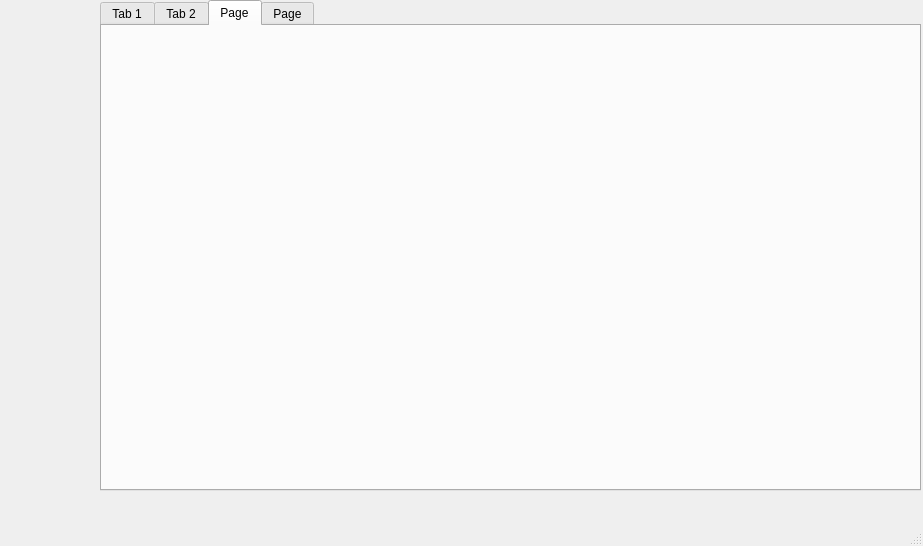
Old version of the form library.ui in the repository gautamsood15/lib_mgmt_system.
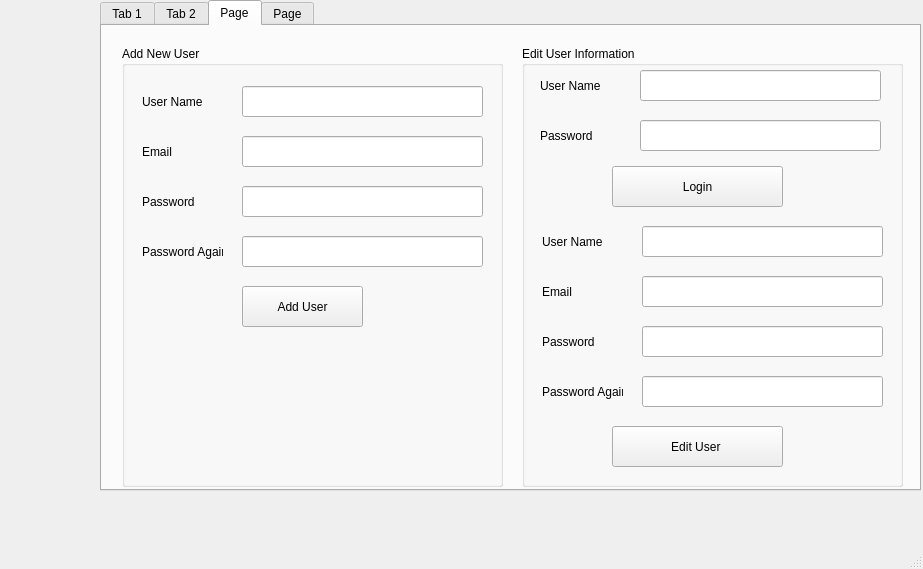
New version of the form. The open tabs and pages were chosen to show the change. Icons and pictures are not drawn.

Commit message: Ädding UI for User Tab

Patch:
```diff
--- a/library.ui
+++ b/library.ui
@@ -7,7 +7,7 @@
     <x>0</x>
     <y>0</y>
     <width>923</width>
-    <height>546</height>
+    <height>569</height>
    </rect>
   </property>
   <property name="windowTitle">
@@ -773,6 +773,273 @@
      <attribute name="title">
       <string>Page</string>
      </attribute>
+     <widget class="QGroupBox" name="groupBox">
+      <property name="geometry">
+       <rect>
+        <x>20</x>
+        <y>20</y>
+        <width>381</width>
+        <height>441</height>
+       </rect>
+      </property>
+      <property name="title">
+       <string>Add New User</string>
+      </property>
+      <property name="flat">
+       <bool>false</bool>
+      </property>
+      <widget class="QLabel" name="label_22">
+       <property name="geometry">
+        <rect>
+         <x>20</x>
+         <y>40</y>
+         <width>71</width>
+         <height>31</height>
+        </rect>
+       </property>
+       <property name="text">
+        <string>User Name</string>
+       </property>
+      </widget>
+      <widget class="QLabel" name="label_23">
+       <property name="geometry">
+        <rect>
+         <x>20</x>
+         <y>140</y>
+         <width>71</width>
+         <height>31</height>
+        </rect>
+       </property>
+       <property name="text">
+        <string>Password</string>
+       </property>
+      </widget>
+      <widget class="QLabel" name="label_24">
+       <property name="geometry">
+        <rect>
+         <x>20</x>
+         <y>190</y>
+         <width>81</width>
+         <height>31</height>
+        </rect>
+       </property>
+       <property name="text">
+        <string>Password Again</string>
+       </property>
+      </widget>
+      <widget class="QLabel" name="label_25">
+       <property name="geometry">
+        <rect>
+         <x>20</x>
+         <y>90</y>
+         <width>71</width>
+         <height>31</height>
+        </rect>
+       </property>
+       <property name="text">
+        <string>Email</string>
+       </property>
+      </widget>
+      <widget class="QLineEdit" name="lineEdit_12">
+       <property name="geometry">
+        <rect>
+         <x>120</x>
+         <y>40</y>
+         <width>241</width>
+         <height>31</height>
+        </rect>
+       </property>
+      </widget>
+      <widget class="QLineEdit" name="lineEdit_13">
+       <property name="geometry">
+        <rect>
+         <x>120</x>
+         <y>90</y>
+         <width>241</width>
+         <height>31</height>
+        </rect>
+       </property>
+      </widget>
+      <widget class="QLineEdit" name="lineEdit_14">
+       <property name="geometry">
+        <rect>
+         <x>120</x>
+         <y>140</y>
+         <width>241</width>
+         <height>31</height>
+        </rect>
+       </property>
+       <property name="echoMode">
+        <enum>QLineEdit::Password</enum>
+       </property>
+      </widget>
+      <widget class="QLineEdit" name="lineEdit_15">
+       <property name="geometry">
+        <rect>
+         <x>120</x>
+         <y>190</y>
+         <width>241</width>
+         <height>31</height>
+        </rect>
+       </property>
+       <property name="echoMode">
+        <enum>QLineEdit::Password</enum>
+       </property>
+      </widget>
+      <widget class="QPushButton" name="pushButton_12">
+       <property name="geometry">
+        <rect>
+         <x>120</x>
+         <y>240</y>
+         <width>121</width>
+         <height>41</height>
+        </rect>
+       </property>
+       <property name="text">
+        <string>Add User</string>
+       </property>
+      </widget>
+     </widget>
+     <widget class="QGroupBox" name="groupBox_2">
+      <property name="geometry">
+       <rect>
+        <x>420</x>
+        <y>20</y>
+        <width>381</width>
+        <height>441</height>
+       </rect>
+      </property>
+      <property name="title">
+       <string>Edit User Information</string>
+      </property>
+      <property name="flat">
+       <bool>false</bool>
+      </property>
+      <widget class="QPushButton" name="pushButton_13">
+       <property name="geometry">
+        <rect>
+         <x>90</x>
+         <y>120</y>
+         <width>171</width>
+         <height>41</height>
+        </rect>
+       </property>
+       <property name="text">
+        <string>Login</string>
+       </property>
+      </widget>
+      <widget class="QLabel" name="label_28">
+       <property name="geometry">
+        <rect>
+         <x>20</x>
+         <y>180</y>
+         <width>71</width>
+         <height>31</height>
+        </rect>
+       </property>
+       <property name="text">
+        <string>User Name</string>
+       </property>
+      </widget>
+      <widget class="QLabel" name="label_29">
+       <property name="geometry">
+        <rect>
+         <x>20</x>
+         <y>330</y>
+         <width>81</width>
+         <height>31</height>
+        </rect>
+       </property>
+       <property name="text">
+        <string>Password Again</string>
+       </property>
+      </widget>
+      <widget class="QPushButton" name="pushButton_14">
+       <property name="geometry">
+        <rect>
+         <x>90</x>
+         <y>380</y>
+         <width>171</width>
+         <height>41</height>
+        </rect>
+       </property>
+       <property name="text">
+        <string>Edit User </string>
+       </property>
+      </widget>
+      <widget class="QLineEdit" name="lineEdit_18">
+       <property name="geometry">
+        <rect>
+         <x>120</x>
+         <y>180</y>
+         <width>241</width>
+         <height>31</height>
+        </rect>
+       </property>
+      </widget>
+      <widget class="QLineEdit" name="lineEdit_19">
+       <property name="geometry">
+        <rect>
+         <x>120</x>
+         <y>280</y>
+         <width>241</width>
+         <height>31</height>
+        </rect>
+       </property>
+       <property name="echoMode">
+        <enum>QLineEdit::Password</enum>
+       </property>
+      </widget>
+      <widget class="QLineEdit" name="lineEdit_20">
+       <property name="geometry">
+        <rect>
+         <x>120</x>
+         <y>230</y>
+         <width>241</width>
+         <height>31</height>
+        </rect>
+       </property>
+      </widget>
+      <widget class="QLineEdit" name="lineEdit_21">
+       <property name="geometry">
+        <rect>
+         <x>120</x>
+         <y>330</y>
+         <width>241</width>
+         <height>31</height>
+        </rect>
+       </property>
+       <property name="echoMode">
+        <enum>QLineEdit::Password</enum>
+       </property>
+      </widget>
+      <widget class="QLabel" name="label_30">
+       <property name="geometry">
+        <rect>
+         <x>20</x>
+         <y>230</y>
+         <width>71</width>
+         <height>31</height>
+        </rect>
+       </property>
+       <property name="text">
+        <string>Email</string>
+       </property>
+      </widget>
+      <widget class="QLabel" name="label_31">
+       <property name="geometry">
+        <rect>
+         <x>20</x>
+         <y>280</y>
+         <width>71</width>
+         <height>31</height>
+        </rect>
+       </property>
+       <property name="text">
+        <string>Password</string>
+       </property>
+      </widget>
+     </widget>
     </widget>
     <widget class="QWidget" name="tab_4">
      <attribute name="title">
@@ -780,6 +1047,55 @@
      </attribute>
     </widget>
    </widget>
+   <widget class="QLabel" name="label_26">
+    <property name="geometry">
+     <rect>
+      <x>540</x>
+      <y>70</y>
+      <width>71</width>
+      <height>31</height>
+     </rect>
+    </property>
+    <property name="text">
+     <string>User Name</string>
+    </property>
+   </widget>
+   <widget class="QLineEdit" name="lineEdit_16">
+    <property name="geometry">
+     <rect>
+      <x>640</x>
+      <y>70</y>
+      <width>241</width>
+      <height>31</height>
+     </rect>
+    </property>
+   </widget>
+   <widget class="QLineEdit" name="lineEdit_17">
+    <property name="geometry">
+     <rect>
+      <x>640</x>
+      <y>120</y>
+      <width>241</width>
+      <height>31</height>
+     </rect>
+    </property>
+    <property name="echoMode">
+     <enum>QLineEdit::Password</enum>
+    </property>
+   </widget>
+   <widget class="QLabel" name="label_27">
+    <property name="geometry">
+     <rect>
+      <x>540</x>
+      <y>120</y>
+      <width>71</width>
+      <height>31</height>
+     </rect>
+    </property>
+    <property name="text">
+     <string>Password</string>
+    </property>
+   </widget>
   </widget>
   <widget class="QMenuBar" name="menubar">
    <property name="geometry">
```
Left out of the diff: 6 changed lines with no effect on the pictures.
